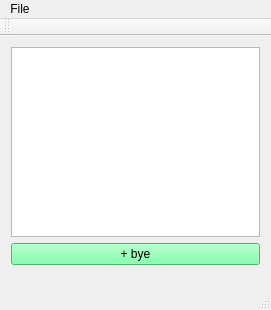
This is mainwindow.ui in jinhuang712/Notepad as Qt 5 draws it before an edit. The edited form follows.
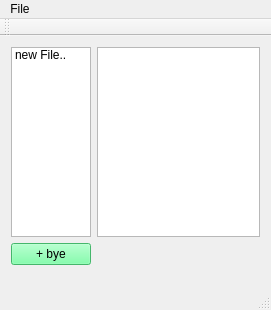
This is the edited form. Icons and pictures are not drawn.

Commit message:
listWidget & save reformat
list widget on the side is added to the functionality
and save is reinvented

Diff of the .ui file:
```diff
--- a/mainwindow.ui
+++ b/mainwindow.ui
@@ -21,7 +21,16 @@
     </size>
    </property>
    <layout class="QFormLayout" name="formLayout">
-    <item row="0" column="0" colspan="2">
+    <item row="2" column="0">
+     <widget class="QListWidget" name="listWidget">
+      <item>
+       <property name="text">
+        <string>new File..</string>
+       </property>
+      </item>
+     </widget>
+    </item>
+    <item row="2" column="1">
      <widget class="QTextEdit" name="textEdit">
       <property name="sizePolicy">
        <sizepolicy hsizetype="Expanding" vsizetype="Maximum">
@@ -31,7 +40,7 @@
       </property>
      </widget>
     </item>
-    <item row="1" column="0" colspan="2">
+    <item row="3" column="0">
      <widget class="QPushButton" name="bye">
       <property name="sizePolicy">
        <sizepolicy hsizetype="Minimum" vsizetype="Minimum">
```
Left out of the diff: 3 changed lines with no effect on the pictures. The commit also changes 10 other files.
